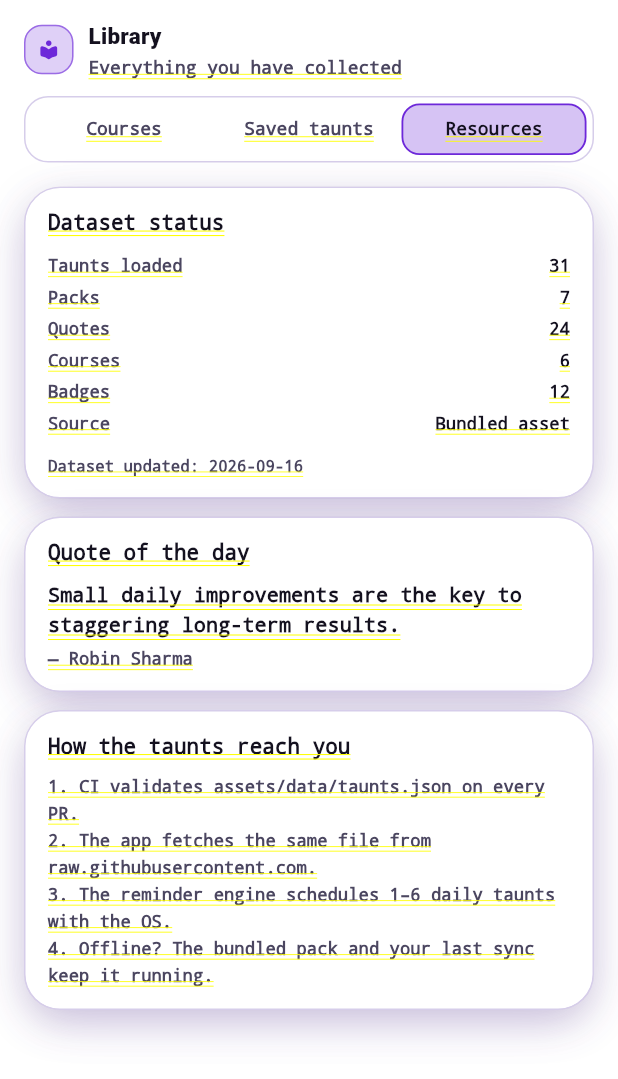
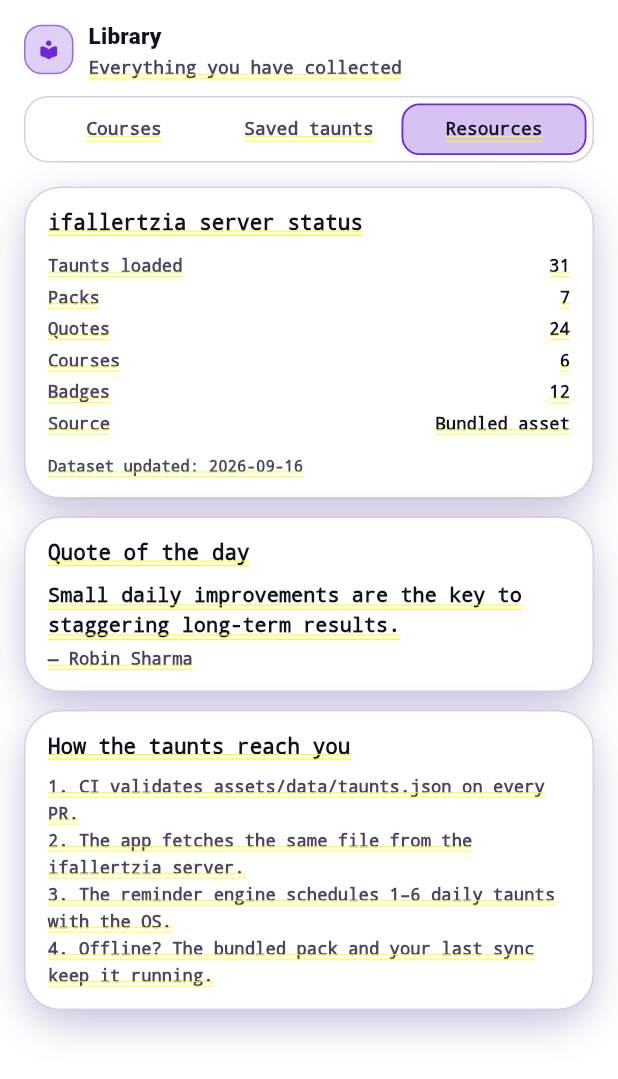
Before and after one commit to dastaanenajdik/Tauntbuddy, a Flutter app: the LibraryScreen screen opened by its route, after a tap on "Saved taunts", after a tap on "Resources", on a phone screen of 412 x 824 dp. Shown: the top 1079 px of the screen. Run offline on Flutter 3.47's test engine with Material 3 defaults, Android fonts, the phone set to English and light mode, and no system bars; our stand-ins replace flutter_local_notifications, shared_preferences, timezone; accounts and stored records are empty; network calls fail.

Commit message:
rebrand: GitHub naming → ifallertzia server across the whole app
- Every user-visible GitHub reference replaced with 'ifallertzia server':
  Taunt Vault header + empty state + source chips, app shell chip, library
  status row + explainer, onboarding chip, auth privacy note, settings
  field label + hint, courses empty state, web splash + manifest, catalog
  tagline, README + BRANDING copy
- Renamed service: github_source.dart → ifallertzia_source.dart,
  GithubDatasetSource → IfallertziaDatasetSource, syncFromGithub →
  syncFromIfallertzia (imports updated everywhere)
- Sync toast + offline/error copy now say ifallertzia server
- Functional endpoint URLs and the validator's host-acceptance logic are
  intentionally untouched so the taunt sync keeps working; README keeps
  only authentic infra refs (clone URL, .github/ CI paths)
- validators_test updated for the new ifallertzia error message

Co-authored-by: arena-agent <297053741+arena-agent@users.noreply.github.com>

```diff
--- a/lib/core/utils/validators.dart
+++ b/lib/core/utils/validators.dart
@@ -38,13 +38,13 @@ class Validators {
     return null;
   }
 
-  /// Accepts `github.com/user/repo`, a full URL, or an owner/repo path and
-  /// normalises it into a raw.githubusercontent.com URL for the taunt sync.
+  /// Accepts a full URL or an owner/repo path for the ifallertzia dataset
+  /// server and normalises it into a raw URL for the taunt sync.
   static String? tauntRepoUrl(String? value) {
     final String input = (value ?? '').trim();
     if (input.isEmpty) return null;
     if (!input.startsWith('http') && !input.contains('github')) {
-      return 'Use a github.com or raw.githubusercontent.com URL';
+      return 'Paste the ifallertzia server dataset URL.';
     }
     return null;
   }
--- a/lib/data/models/app_settings.dart
+++ b/lib/data/models/app_settings.dart
@@ -64,7 +64,7 @@ class AppSettings {
   final bool analyticsOptIn;
   final bool keepScreenOn;
 
-  /// GitHub raw URL used to refresh the taunt dataset.
+  /// ifallertzia server URL used to refresh the taunt dataset.
   final String tauntRepoUrl;
   final DateTime? lastSyncAt;
   final int lastSyncCount;
--- a/lib/data/models/taunt.dart
+++ b/lib/data/models/taunt.dart
@@ -102,7 +102,7 @@ enum TauntTrigger {
 }
 
 /// Where a taunt came from — surfaced in the Taunt Vault so the user can see
-/// the GitHub sync actually doing something.
+/// the ifallertzia server sync actually doing something.
 enum TauntSource { bundled, remote }
 
 /// One taunt line, optionally with a device-local favourite flag.
@@ -261,7 +261,7 @@ class TauntPack {
 }
 
 /// The complete taunt dataset. Parsed from a bundled asset **or** fetched from
-/// GitHub raw — the shape is identical so the repository can swap sources
+/// ifallertzia server raw — the shape is identical so the repository can swap sources
 /// without touching UI code.
 class TauntDataset {
   const TauntDataset({
--- a/lib/data/models/user_profile.dart
+++ b/lib/data/models/user_profile.dart
@@ -1,7 +1,7 @@
 /// The signed-in (or guest) TauntBuddy user.
 ///
 /// Accounts are device-local by default — the app never sends personal data to
-/// a server. Optional GitHub sync only pushes/pulls the *taunt dataset*.
+/// a server. Optional ifallertzia server sync only pushes/pulls the *taunt dataset*.
 class UserProfile {
   const UserProfile({
     required this.name,
--- a/lib/data/repositories/catalog_repository.dart
+++ b/lib/data/repositories/catalog_repository.dart
@@ -7,19 +7,19 @@ import '../models/catalog.dart';
 import '../models/exam.dart';
 import '../models/quote.dart';
 import '../models/tracking.dart';
-import '../services/github_source.dart';
+import '../services/ifallertzia_source.dart';
 import '../services/storage_service.dart';
 
 /// Loads the bundled catalog (`assets/data/seed_catalog.json`) and the daily
-/// quotes, then keeps them fresh through the same GitHub sync path as taunts.
+/// quotes, then keeps them fresh through the same ifallertzia server sync path as taunts.
 class CatalogRepository {
   CatalogRepository({
-    required GithubDatasetSource source,
+    required IfallertziaDatasetSource source,
     required StorageService storage,
   })  : _source = source,
         _storage = storage;
 
-  final GithubDatasetSource _source;
+  final IfallertziaDatasetSource _source;
   final StorageService _storage;
 
   SeedCatalog _catalog = SeedCatalog.empty;
@@ -73,7 +73,7 @@ class CatalogRepository {
     return const QuoteDataset(quotes: Quote.fallback);
   }
 
-  /// Refreshes quotes from GitHub (decorative — failures are non-fatal).
+  /// Refreshes quotes from the ifallertzia server (decorative — failures are non-fatal).
   Future<SyncResult> syncQuotes(String url) async {
     final (QuoteDataset?, SyncResult) result = await _source.fetchQuotes(url);
     final QuoteDataset? remote = result.$1;
--- a/lib/data/repositories/taunt_repository.dart
+++ b/lib/data/repositories/taunt_repository.dart
@@ -4,24 +4,24 @@ import 'package:flutter/foundation.dart';
 import 'package:flutter/services.dart' show rootBundle;
 
 import '../models/taunt.dart';
-import '../services/github_source.dart';
+import '../services/ifallertzia_source.dart';
 import '../services/storage_service.dart';
 
-/// Owns the taunt dataset: bundled asset → optional GitHub sync → in-memory
-/// rotation memory.
+/// Owns the taunt dataset: bundled asset → optional ifallertzia server
+/// sync → in-memory rotation memory.
 ///
 /// The app must never be left without taunts, so there are three safety nets:
 /// 1. `assets/data/taunts.json` (the canonical dataset, validated by CI),
-/// 2. the last successful GitHub download cached in preferences,
+/// 2. the last successful ifallertzia server download cached in preferences,
 /// 3. [_emergencyPack] compiled into the binary.
 class TauntRepository {
   TauntRepository({
-    required GithubDatasetSource source,
+    required IfallertziaDatasetSource source,
     required StorageService storage,
   })  : _source = source,
         _storage = storage;
 
-  final GithubDatasetSource _source;
+  final IfallertziaDatasetSource _source;
   final StorageService _storage;
 
   TauntDataset _dataset = TauntDataset.empty;
@@ -134,8 +134,8 @@ class TauntRepository {
         : SyncResult.skipped('Using the bundled taunt pack (${_dataset.length} taunts).');
   }
 
-  /// Downloads the dataset from GitHub. Returns a human-readable result.
-  Future<SyncResult> syncFromGithub(String url) async {
+  /// Downloads the dataset from the ifallertzia server. Returns a human-readable result.
+  Future<SyncResult> syncFromIfallertzia(String url) async {
     final (TauntDataset?, SyncResult) result = await _source.fetchTaunts(url);
     final TauntDataset? remote = result.$1;
     _lastSync = result.$2;
--- a/lib/data/services/github_source.dart
+++ b/lib/data/services/ifallertzia_source.dart
@@ -29,14 +29,15 @@ class SyncResult {
       SyncResult(status: SyncStatus.skipped, message: message);
 }
 
-/// Downloads the taunt / quote datasets from a hosted JSON file on GitHub.
+/// Downloads the taunt / quote datasets from the ifallertzia server (a hosted
+/// JSON file).
 ///
 /// Design rules:
 /// * never throw — the repository always has a bundled fallback dataset,
 /// * always time out (a hanging request must not freeze onboarding),
 /// * validate the schema version before the data is allowed into the app.
-class GithubDatasetSource {
-  GithubDatasetSource({http.Client? client, this.timeout = const Duration(seconds: 12)})
+class IfallertziaDatasetSource {
+  IfallertziaDatasetSource({http.Client? client, this.timeout = const Duration(seconds: 12)})
       : _client = client ?? http.Client();
 
   final http.Client _client;
@@ -49,8 +50,8 @@ class GithubDatasetSource {
   static const String defaultQuotesUrl =
       'https://raw.githubusercontent.com/dastaanenajdik/Tauntbuddy/main/assets/data/quotes.json';
 
-  /// The repository also serves the dataset via the GitHub REST API which
-  /// works for private repositories when a token is supplied by the user.
+  /// The ifallertzia server also serves the dataset via a REST API which
+  /// works for private sources when a token is supplied by the user.
   static const String supportedSchemaNote = 'taunts.json schemaVersion 1';
 
   Future<Map<String, dynamic>?> _getJson(String url) async {
@@ -87,7 +88,7 @@ class GithubDatasetSource {
         null,
         SyncResult(
           status: SyncStatus.offline,
-          message: 'Could not reach GitHub. Using the bundled taunt pack.',
+          message: 'Could not reach the ifallertzia server. Using the bundled taunt pack.',
           at: DateTime.now(),
         ),
       );
@@ -121,7 +122,7 @@ class GithubDatasetSource {
       dataset,
       SyncResult(
         status: SyncStatus.ok,
-        message: 'Synced ${dataset.length} taunts from GitHub.',
+        message: 'Synced ${dataset.length} taunts from the ifallertzia server.',
         count: dataset.length,
         at: DateTime.now(),
       ),
--- a/lib/features/auth/auth_screen.dart
+++ b/lib/features/auth/auth_screen.dart
@@ -16,7 +16,7 @@ import '../../core/widgets/form_fields.dart';
 /// Local-first authentication.
 ///
 /// TauntBuddy has no backend: an "account" is a profile stored on the device,
-/// and the optional GitHub sync only ever moves the *taunt dataset*. This screen
+/// and the optional ifallertzia server sync only ever moves the *taunt dataset*. This screen
 /// therefore validates properly but never sends credentials anywhere.
 class AuthScreen extends StatefulWidget {
   const AuthScreen({super.key});
@@ -199,7 +199,7 @@ class _AuthScreenState extends State<AuthScreen> {
                     Expanded(
                       child: Text(
                         'TauntBuddy stores everything locally. The only network call is '
-                        'fetching the taunt dataset JSON from GitHub.',
+                        'fetching the taunt dataset JSON from the ifallertzia server.',
                         style: TextStyle(color: t.textMuted, fontSize: 11, height: 1.45),
                       ),
                     ),
--- a/lib/features/courses/courses_screen.dart
+++ b/lib/features/courses/courses_screen.dart
@@ -64,7 +64,7 @@ class _CoursesScreenState extends State<CoursesScreen> {
             radius: 24,
             child: EmptyState(
               title: 'No courses in this category',
-              message: 'Try another filter — or sync the dataset from the Taunt Vault.',
+              message: 'Try another filter — or sync from the ifallertzia server in the Taunt Vault.',
               icon: Icons.school_rounded,
             ),
           )
--- a/lib/features/library/library_screen.dart
+++ b/lib/features/library/library_screen.dart
@@ -56,7 +56,7 @@ class _LibraryScreenState extends State<LibraryScreen> {
           radius: 24,
           child: EmptyState(
             title: 'Shelf is empty',
-            message: 'Sync the dataset from the Taunt Vault to load the course catalog.',
+            message: 'Sync from the ifallertzia server in the Taunt Vault to load the course catalog.',
             icon: Icons.school_rounded,
           ),
         ),
@@ -178,7 +178,7 @@ class _LibraryScreenState extends State<LibraryScreen> {
           crossAxisAlignment: CrossAxisAlignment.start,
           children: <Widget>[
             Text(
-              'Dataset status',
+              'ifallertzia server status',
               style: TextStyle(color: t.textPrimary, fontSize: 14, fontWeight: FontWeight.w800),
             ),
             const SizedBox(height: 10),
@@ -189,7 +189,7 @@ class _LibraryScreenState extends State<LibraryScreen> {
             _ResourceRow(label: 'Badges', value: '${app.catalog.badges.length}'),
             _ResourceRow(
               label: 'Source',
-              value: app.taunts.dataset.source == TauntSource.remote ? 'GitHub raw' : 'Bundled asset',
+              value: app.taunts.dataset.source == TauntSource.remote ? 'ifallertzia server' : 'Bundled asset',
             ),
             const SizedBox(height: 12),
             Text(
@@ -234,7 +234,7 @@ class _LibraryScreenState extends State<LibraryScreen> {
             const SizedBox(height: 8),
             Text(
               '1. CI validates assets/data/taunts.json on every PR.\n'
-              '2. The app fetches the same file from raw.githubusercontent.com.\n'
+              '2. The app fetches the same file from the ifallertzia server.\n'
               '3. The reminder engine schedules 1–6 daily taunts with the OS.\n'
               '4. Offline? The bundled pack and your last sync keep it running.',
               style: TextStyle(color: t.textMuted, fontSize: 11.5, height: 1.6),
--- a/lib/features/onboarding/onboarding_screen.dart
+++ b/lib/features/onboarding/onboarding_screen.dart
@@ -204,7 +204,7 @@ class _WelcomePage extends StatelessWidget {
             alignment: WrapAlignment.center,
             children: <Widget>[
               NeonChip(label: 'Web + Mobile', icon: Icons.devices_rounded, color: t.accentCyan),
-              NeonChip(label: 'GitHub synced taunts', icon: Icons.cloud_sync_rounded, color: t.accentViolet),
+              NeonChip(label: 'ifallertzia server taunts', icon: Icons.cloud_sync_rounded, color: t.accentViolet),
               NeonChip(label: 'Offline first', icon: Icons.wifi_off_rounded, color: t.accentMint),
             ],
           ),
--- a/lib/features/settings/settings_screen.dart
+++ b/lib/features/settings/settings_screen.dart
@@ -299,8 +299,8 @@ class _SettingsScreenState extends State<SettingsScreen> {
             children: <Widget>[
               GlassField(
                 controller: _repo,
-                label: 'Taunt dataset URL',
-                hint: 'https://raw.githubusercontent.com/...',
+                label: 'ifallertzia server URL',
+                hint: 'ifallertzia server dataset URL',
                 onSubmitted: (String value) => app.updateSettings(
                   settings.copyWith(tauntRepoUrl: value.trim()),
                 ),
--- a/lib/features/shell/app_shell.dart
+++ b/lib/features/shell/app_shell.dart
@@ -635,7 +635,7 @@ class _TauntSheet extends StatelessWidget {
                           NeonChip(label: taunt.packTitle, dense: true, color: t.accentCyan),
                           const SizedBox(width: 6),
                           NeonChip(
-                            label: taunt.source == TauntSource.remote ? 'GitHub' : 'Bundled',
+                            label: taunt.source == TauntSource.remote ? 'ifallertzia' : 'Bundled',
                             dense: true,
                             color: t.accentMint,
                             icon: taunt.source == TauntSource.remote
--- a/lib/features/taunts/taunts_screen.dart
+++ b/lib/features/taunts/taunts_screen.dart
@@ -11,10 +11,10 @@ import '../../core/widgets/hamster_mascot.dart';
 import '../../core/widgets/ui_kit.dart';
 import '../../data/models/app_settings.dart';
 import '../../data/models/taunt.dart';
-import '../../data/services/github_source.dart';
+import '../../data/services/ifallertzia_source.dart';
 import '../../state/app_state.dart';
 
-/// Taunt Vault — the GitHub-synced taunt engine, made visible.
+/// Taunt Vault — the ifallertzia-server synced taunt engine, made visible.
 ///
 /// Users can see where the taunts come from, sync a fresh dataset, tune how
 /// brutal the hamster is, fire a test notification and favourite lines.
@@ -137,7 +137,7 @@ class _TauntsScreenState extends State<TauntsScreen> {
             radius: 24,
             child: EmptyState(
               title: 'No taunts match',
-              message: 'Clear the filters, or sync a fresh dataset from GitHub.',
+              message: 'Clear the filters, or sync a fresh dataset from the ifallertzia server.',
               icon: Icons.search_off_rounded,
             ),
           )
@@ -199,7 +199,7 @@ class _SyncCard extends StatelessWidget {
               const SizedBox(width: 10),
               Expanded(
                 child: Text(
-                  'GitHub taunt sync',
+                  'ifallertzia server taunt sync',
                   style: TextStyle(color: t.textPrimary, fontSize: 15, fontWeight: FontWeight.w800),
                 ),
               ),
@@ -395,7 +395,7 @@ class _TauntCard extends StatelessWidget {
               ),
               const SizedBox(width: 6),
               NeonChip(
-                label: taunt.source == TauntSource.remote ? 'GitHub' : 'Bundled',
+                label: taunt.source == TauntSource.remote ? 'ifallertzia' : 'Bundled',
                 dense: true,
                 color: taunt.source == TauntSource.remote ? t.accentMint : t.accentGrey,
               ),
--- a/lib/state/app_state.dart
+++ b/lib/state/app_state.dart
@@ -14,7 +14,7 @@ import '../data/models/user_profile.dart';
 import '../data/repositories/activity_repository.dart';
 import '../data/repositories/catalog_repository.dart';
 import '../data/repositories/taunt_repository.dart';
-import '../data/services/github_source.dart';
+import '../data/services/ifallertzia_source.dart';
 import '../data/services/kavach_service.dart';
 import '../data/services/notification_service.dart';
 import '../data/services/reminder_scheduler.dart';
@@ -30,18 +30,18 @@ class AppState extends ChangeNotifier {
   AppState({
     required StorageService storage,
     StorageService? storageOverride,
-    GithubDatasetSource? source,
+    IfallertziaDatasetSource? source,
     NotificationService? notifications,
     KavachService kavachService = const KavachService(),
     ThemeController? themeController,
   })  : _storage = storageOverride ?? storage,
-        _source = source ?? GithubDatasetSource(),
+        _source = source ?? IfallertziaDatasetSource(),
         _notifications = notifications ?? NotificationService(),
         _kavachService = kavachService,
         _themeController = themeController;
 
   final StorageService _storage;
-  final GithubDatasetSource _source;
+  final IfallertziaDatasetSource _source;
   final NotificationService _notifications;
   final KavachService _kavachService;
   ThemeController? _themeController;
@@ -234,7 +234,7 @@ class AppState extends ChangeNotifier {
   }
 
   Future<SyncResult> syncTaunts({bool refreshSchedule = true}) async {
-    final SyncResult result = await taunts.syncFromGithub(_settings.tauntRepoUrl);
+    final SyncResult result = await taunts.syncFromIfallertzia(_settings.tauntRepoUrl);
     final AppSettings next = _settings.copyWith(
       lastSyncAt: result.at ?? DateTime.now(),
       lastSyncCount: taunts.count,
@@ -247,8 +247,8 @@ class AppState extends ChangeNotifier {
 
   Future<void> syncQuietly() async {
     try {
-      await taunts.syncFromGithub(_settings.tauntRepoUrl);
-      _lastQuoteSync = await catalog.syncQuotes(GithubDatasetSource.defaultQuotesUrl);
+      await taunts.syncFromIfallertzia(_settings.tauntRepoUrl);
+      _lastQuoteSync = await catalog.syncQuotes(IfallertziaDatasetSource.defaultQuotesUrl);
       if (_settings.notificationsEnabled) await refreshReminders();
     } catch (e) {
       debugPrint('TauntBuddy: background sync failed ($e)');
```
Also changed, not shown: assets/data/seed_catalog.json, 6 other files.
